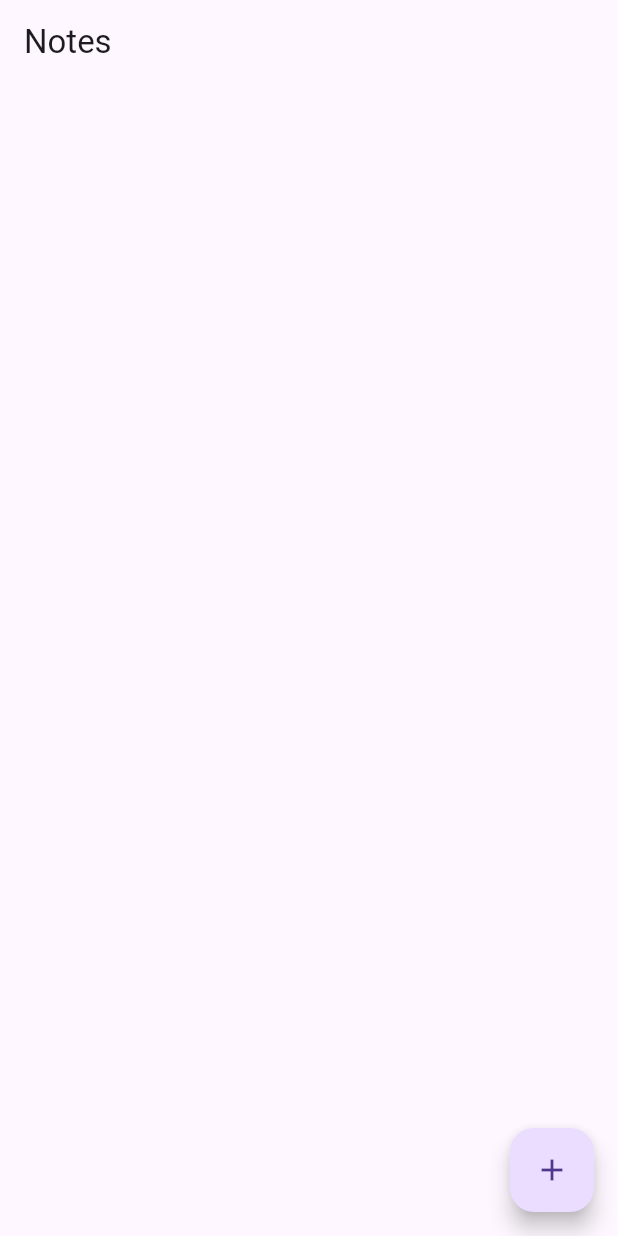
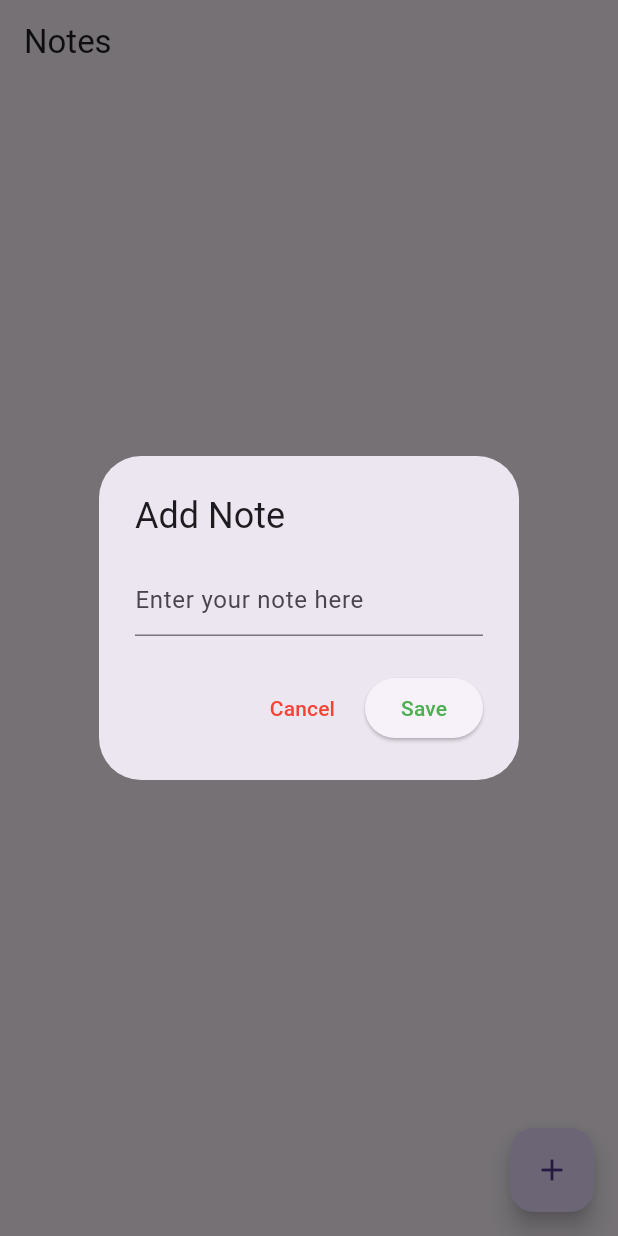
Before and after one commit to ash-013/online-db-mk-tut, a Flutter app: the screen it shows after launch, after a tap on the "add" icon, on a phone screen of 412 x 824 dp. Run offline on Flutter 3.47's test engine with Material 3 defaults, Android fonts, the phone set to English and light mode, and no system bars; our stand-ins replace cloud_firestore, firebase_core; accounts and stored records are empty.

Commit message:
basic crud operation app completed that holds online data on firebase with firebase database

```diff
--- a/lib/pages/home_page.dart
+++ b/lib/pages/home_page.dart
@@ -1,4 +1,5 @@
 import 'package:flutter/material.dart';
+import 'package:flutter/services.dart';
 import 'package:online_db_mk/services/firestore.dart';
 
 class HomePage extends StatefulWidget {
@@ -49,11 +50,95 @@ class _HomePageState extends State<HomePage> {
   @override
   Widget build(BuildContext context) {
     return Scaffold(
-      appBar: AppBar(
-        title: const Text('Notes'),
-      ),
-      floatingActionButton:
-          FloatingActionButton(onPressed: () {}, child: const Icon(Icons.add)),
-    );
+        appBar: AppBar(
+          title: const Text('Notes'),
+        ),
+        floatingActionButton: FloatingActionButton(
+            onPressed: () {
+              HapticFeedback.vibrate();
+              openNoteBox();
+            },
+            child: const Icon(Icons.add)),
+        body: StreamBuilder(
+            stream: _firestoreServices.getNoteStream(),
+            builder: (context, snapshot) {
+              if (snapshot.connectionState == ConnectionState.waiting) {
+                return const Center(child: CircularProgressIndicator());
+              }
+              if (snapshot.hasError) {
+                return const Center(child: Text('Something went wrong!'));
+              }
+              if (!snapshot.hasData || snapshot.data!.docs.isEmpty) {
+                return const Center(child: Text('No notes available!'));
+              }
+              final notes = snapshot.data!.docs;
+              return ListView.builder(
+                  itemCount: notes.length,
+                  itemBuilder: (context, index) {
+                    final note = notes[index];
+                    return ListTile(
+                        title: Text(note['note']),
+                        subtitle: Text(note['timestamp'].toDate().toString()),
+                        trailing: Row(
+                          mainAxisSize: MainAxisSize.min,
+                          children: [
+                            // update note button
+                            IconButton(
+                                icon: const Icon(
+                                  Icons.edit,
+                                  color: Colors.green,
+                                ),
+                                onPressed: () {
+                                  _noteController.text = note['note'];
+                                  showDialog(
+                                    context: context,
+                                    builder: (context) => AlertDialog(
+                                      title: const Text('Edit Note'),
+                                      content: TextField(
+                                        controller: _noteController,
+                                        decoration: const InputDecoration(
+                                            hintText: 'Enter your note here'),
+                                      ),
+                                      actions: [
+                                        TextButton(
+                                          onPressed: () {
+                                            Navigator.of(context).pop();
+                                          },
+                                          child: const Text(
+                                            'Cancel',
+                                            style: TextStyle(color: Colors.red),
+                                          ),
+                                        ),
+                                        ElevatedButton(
+                                          onPressed: () {
+                                            _firestoreServices.updateNote(
+                                                note.id, _noteController.text);
+                                            Navigator.of(context).pop();
+                                            _noteController.clear();
+                                          },
+                                          child: const Text(
+                                            'Update',
+                                            style:
+                                                TextStyle(color: Colors.green),
+                                          ),
+                                        ),
+                                      ],
+                                    ),
+                                  );
+                                }),
+                            // delete note button
+                            IconButton(
+                                icon: const Icon(
+                                  Icons.delete,
+                                  color: Colors.red,
+                                ),
+                                onPressed: () {
+                                  HapticFeedback.vibrate();
+                                  _firestoreServices.deleteNote(note.id);
+                                }),
+                          ],
+                        ));
+                  });
+            }));
   }
 }
--- a/lib/services/firestore.dart
+++ b/lib/services/firestore.dart
@@ -9,7 +9,23 @@ class FirestoreServices {
   Future<DocumentReference<Object?>> addNote(String note) async {
     return await notes.add({'note': note, 'timestamp': Timestamp.now()});
   }
+
   // read a note from database
+  Stream<QuerySnapshot> getNoteStream() {
+    final notesStream =
+        notes.orderBy('timestamp', descending: true).snapshots();
+    return notesStream;
+  }
+
   // update a note given a doc id
+  Future<void> updateNote(String docId, String newNote) async {
+    return await notes
+        .doc(docId)
+        .update({'note': newNote, 'timestamp': Timestamp.now()});
+  }
+
   // delete a note in database given a doc id
+  Future<void> deleteNote(String docId) async {
+    return await notes.doc(docId).delete();
+  }
 }
```
